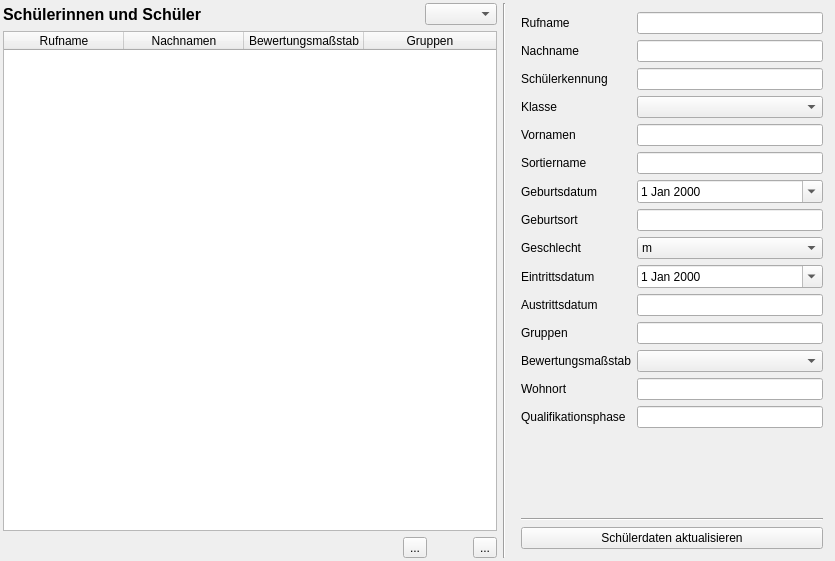
First picture: the form in wz-data/ui/pupil_editor.ui, repository gradgrind/WZ3, before the edit.
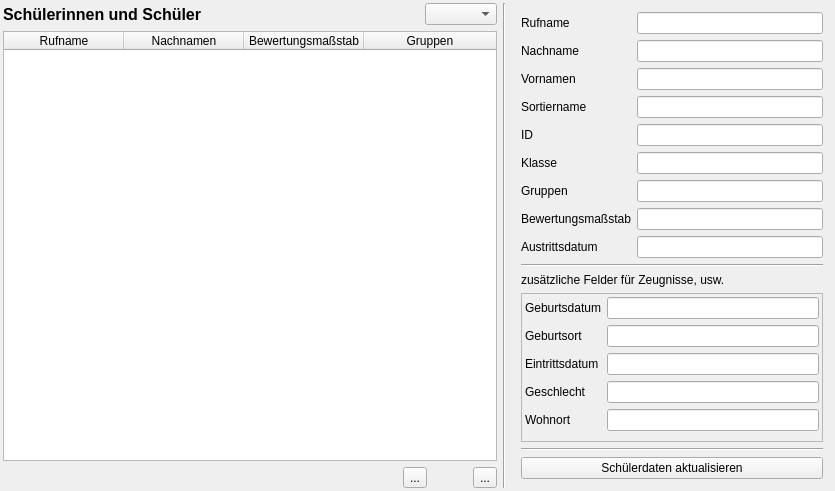
Second picture: the form after the edit. Icons and pictures are not drawn.

What changed in the file:
```diff
--- a/wz-data/ui/pupil_editor.ui
+++ b/wz-data/ui/pupil_editor.ui
@@ -7,7 +7,7 @@
     <x>0</x>
     <y>0</y>
     <width>835</width>
-    <height>561</height>
+    <height>491</height>
    </rect>
   </property>
   <property name="sizePolicy">
@@ -199,13 +199,19 @@
      <property name="enabled">
       <bool>true</bool>
      </property>
+     <property name="sizePolicy">
+      <sizepolicy hsizetype="Expanding" vsizetype="Preferred">
+       <horstretch>0</horstretch>
+       <verstretch>0</verstretch>
+      </sizepolicy>
+     </property>
      <property name="maximumSize">
       <size>
        <width>320</width>
        <height>16777215</height>
       </size>
      </property>
-     <layout class="QVBoxLayout" name="verticalLayout">
+     <layout class="QVBoxLayout" name="verticalLayout_3">
       <item>
        <layout class="QFormLayout" name="formLayout">
         <item row="0" column="0">
@@ -237,200 +243,220 @@
          </widget>
         </item>
         <item row="2" column="0">
-         <widget class="QLabel" name="label_3">
+         <widget class="QLabel" name="label_6">
           <property name="text">
-           <string>Schülerkennung</string>
+           <string>Vornamen</string>
           </property>
          </widget>
         </item>
         <item row="2" column="1">
-         <widget class="QLineEdit" name="PID">
+         <widget class="QLineEdit" name="FIRSTNAMES">
           <property name="readOnly">
            <bool>true</bool>
           </property>
          </widget>
         </item>
         <item row="3" column="0">
-         <widget class="QLabel" name="label_2">
+         <widget class="QLabel" name="label_8">
           <property name="text">
-           <string>Klasse</string>
+           <string>Sortiername</string>
           </property>
          </widget>
         </item>
         <item row="3" column="1">
-         <widget class="QComboBox" name="CLASS"/>
+         <widget class="QLineEdit" name="SORT_NAME">
+          <property name="readOnly">
+           <bool>true</bool>
+          </property>
+         </widget>
         </item>
         <item row="4" column="0">
-         <widget class="QLabel" name="label_6">
+         <widget class="QLabel" name="label_3">
           <property name="text">
-           <string>Vornamen</string>
+           <string>ID</string>
           </property>
          </widget>
         </item>
         <item row="4" column="1">
-         <widget class="QLineEdit" name="FIRSTNAMES">
+         <widget class="QLineEdit" name="PID">
           <property name="readOnly">
            <bool>true</bool>
           </property>
          </widget>
         </item>
         <item row="5" column="0">
-         <widget class="QLabel" name="label_8">
+         <widget class="QLabel" name="label_2">
           <property name="text">
-           <string>Sortiername</string>
+           <string>Klasse</string>
           </property>
          </widget>
         </item>
         <item row="5" column="1">
-         <widget class="QLineEdit" name="SORT_NAME">
+         <widget class="QLineEdit" name="CLASS">
           <property name="readOnly">
            <bool>true</bool>
           </property>
          </widget>
         </item>
         <item row="6" column="0">
-         <widget class="QLabel" name="label_7">
+         <widget class="QLabel" name="label_13">
           <property name="text">
-           <string>Geburtsdatum</string>
+           <string>Gruppen</string>
           </property>
          </widget>
         </item>
         <item row="6" column="1">
-         <widget class="QDateEdit" name="DATE_BIRTH">
-          <property name="calendarPopup">
+         <widget class="QLineEdit" name="GROUPS">
+          <property name="readOnly">
            <bool>true</bool>
           </property>
          </widget>
         </item>
         <item row="7" column="0">
-         <widget class="QLabel" name="label_9">
+         <widget class="QLabel" name="label_14">
           <property name="text">
-           <string>Geburtsort</string>
+           <string>Bewertungsmaßstab</string>
           </property>
          </widget>
         </item>
         <item row="7" column="1">
-         <widget class="QLineEdit" name="BIRTHPLACE">
+         <widget class="QLineEdit" name="LEVEL">
           <property name="readOnly">
            <bool>true</bool>
           </property>
          </widget>
         </item>
         <item row="8" column="0">
-         <widget class="QLabel" name="label_10">
-          <property name="text">
-           <string>Geschlecht</string>
-          </property>
-         </widget>
-        </item>
-        <item row="8" column="1">
-         <widget class="QComboBox" name="SEX">
-          <item>
-           <property name="text">
-            <string>m</string>
-           </property>
-          </item>
-          <item>
-           <property name="text">
-            <string>w</string>
-           </property>
-          </item>
-         </widget>
-        </item>
-        <item row="9" column="0">
-         <widget class="QLabel" name="label_11">
-          <property name="text">
-           <string>Eintrittsdatum</string>
-          </property>
-         </widget>
-        </item>
-        <item row="9" column="1">
-         <widget class="QDateEdit" name="DATE_ENTRY">
-          <property name="calendarPopup">
-           <bool>true</bool>
-          </property>
-         </widget>
-        </item>
-        <item row="10" column="0">
          <widget class="QLabel" name="label_12">
           <property name="text">
            <string>Austrittsdatum</string>
           </property>
          </widget>
         </item>
-        <item row="10" column="1">
+        <item row="8" column="1">
          <widget class="QLineEdit" name="DATE_EXIT">
           <property name="readOnly">
            <bool>true</bool>
           </property>
          </widget>
         </item>
-        <item row="11" column="0">
-         <widget class="QLabel" name="label_13">
-          <property name="text">
-           <string>Gruppen</string>
-          </property>
-         </widget>
-        </item>
-        <item row="11" column="1">
-         <widget class="QLineEdit" name="GROUPS">
-          <property name="readOnly">
-           <bool>true</bool>
-          </property>
-         </widget>
-        </item>
-        <item row="12" column="0">
-         <widget class="QLabel" name="label_14">
-          <property name="text">
-           <string>Bewertungsmaßstab</string>
-          </property>
-         </widget>
-        </item>
-        <item row="12" column="1">
-         <widget class="QComboBox" name="LEVEL"/>
-        </item>
-        <item row="13" column="0">
-         <widget class="QLabel" name="label_15">
-          <property name="text">
-           <string>Wohnort</string>
-          </property>
-         </widget>
-        </item>
-        <item row="13" column="1">
-         <widget class="QLineEdit" name="HOME">
-          <property name="readOnly">
-           <bool>true</bool>
-          </property>
-         </widget>
-        </item>
-        <item row="14" column="0">
-         <widget class="QLabel" name="label_16">
-          <property name="text">
-           <string>Qualifikationsphase</string>
-          </property>
-         </widget>
-        </item>
-        <item row="14" column="1">
-         <widget class="QLineEdit" name="DATE_QPHASE">
-          <property name="readOnly">
-           <bool>true</bool>
-          </property>
-         </widget>
-        </item>
        </layout>
       </item>
       <item>
-       <spacer name="verticalSpacer">
+       <widget class="Line" name="line_2">
         <property name="orientation">
-         <enum>Qt::Vertical</enum>
+         <enum>Qt::Horizontal</enum>
         </property>
-        <property name="sizeHint" stdset="0">
-         <size>
-          <width>20</width>
-          <height>20</height>
-         </size>
+       </widget>
+      </item>
+      <item>
+       <widget class="QLabel" name="label_17">
+        <property name="text">
+         <string>zusätzliche Felder für Zeugnisse, usw.</string>
         </property>
-       </spacer>
+       </widget>
+      </item>
+      <item>
+       <widget class="QScrollArea" name="scrollArea">
+        <property name="widgetResizable">
+         <bool>true</bool>
+        </property>
+        <widget class="QWidget" name="scrollAreaWidgetContents">
+         <property name="geometry">
+          <rect>
+           <x>0</x>
+           <y>0</y>
+           <width>279</width>
+           <height>174</height>
+          </rect>
+         </property>
+         <layout class="QVBoxLayout" name="verticalLayout">
+          <property name="leftMargin">
+           <number>3</number>
+          </property>
+          <property name="topMargin">
+           <number>3</number>
+          </property>
+          <property name="rightMargin">
+           <number>3</number>
+          </property>
+          <item>
+           <layout class="QFormLayout" name="formLayout_2">
+            <item row="0" column="0">
+             <widget class="QLabel" name="label_7">
+              <property name="text">
+               <string>Geburtsdatum</string>
+              </property>
+             </widget>
+            </item>
+            <item row="0" column="1">
+             <widget class="QLineEdit" name="DATE_BIRTH">
+              <property name="readOnly">
+               <bool>true</bool>
+              </property>
+             </widget>
+            </item>
+            <item row="1" column="0">
+             <widget class="QLabel" name="label_9">
+              <property name="text">
+               <string>Geburtsort</string>
+              </property>
+             </widget>
+            </item>
+            <item row="1" column="1">
+             <widget class="QLineEdit" name="BIRTHPLACE">
+              <property name="readOnly">
+               <bool>true</bool>
+              </property>
+             </widget>
+            </item>
+            <item row="2" column="0">
+             <widget class="QLabel" name="label_11">
+              <property name="text">
+               <string>Eintrittsdatum</string>
+              </property>
+             </widget>
+            </item>
+            <item row="2" column="1">
+             <widget class="QLineEdit" name="DATE_ENTRY">
+              <property name="readOnly">
+               <bool>true</bool>
+              </property>
+             </widget>
+            </item>
+            <item row="3" column="0">
+             <widget class="QLabel" name="label_10">
+              <property name="text">
+               <string>Geschlecht</string>
+              </property>
+             </widget>
+            </item>
+            <item row="3" column="1">
+             <widget class="QLineEdit" name="SEX">
+              <property name="readOnly">
+               <bool>true</bool>
+              </property>
+             </widget>
+            </item>
+            <item row="4" column="0">
+             <widget class="QLabel" name="label_15">
+              <property name="text">
+               <string>Wohnort</string>
+              </property>
+             </widget>
+            </item>
+            <item row="4" column="1">
+             <widget class="QLineEdit" name="HOME">
+              <property name="readOnly">
+               <bool>true</bool>
+              </property>
+             </widget>
+            </item>
+           </layout>
+          </item>
+         </layout>
+        </widget>
+       </widget>
       </item>
       <item>
        <widget class="Line" name="line">
```
